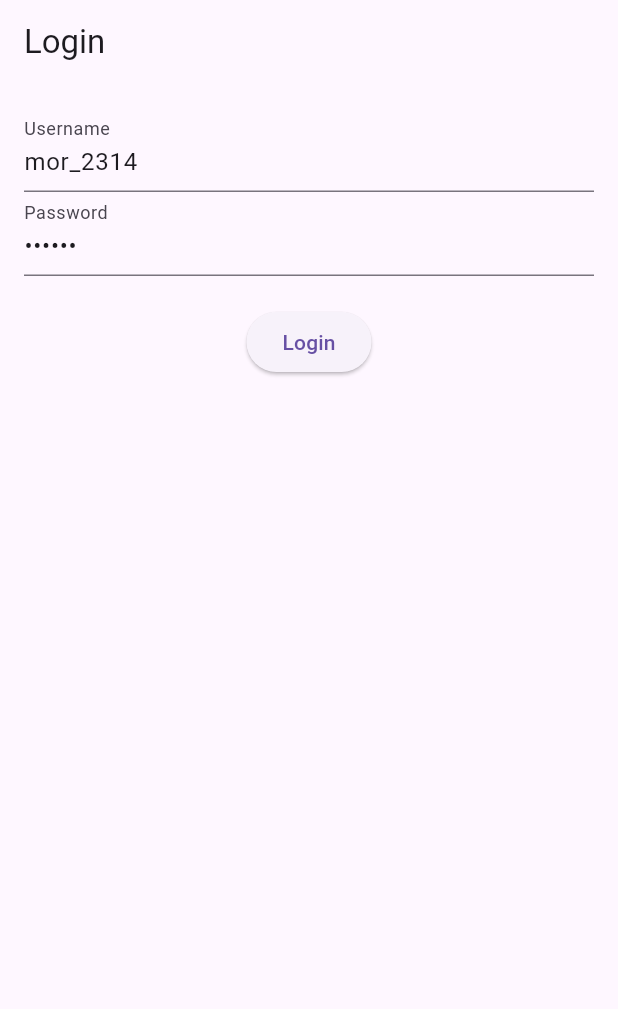
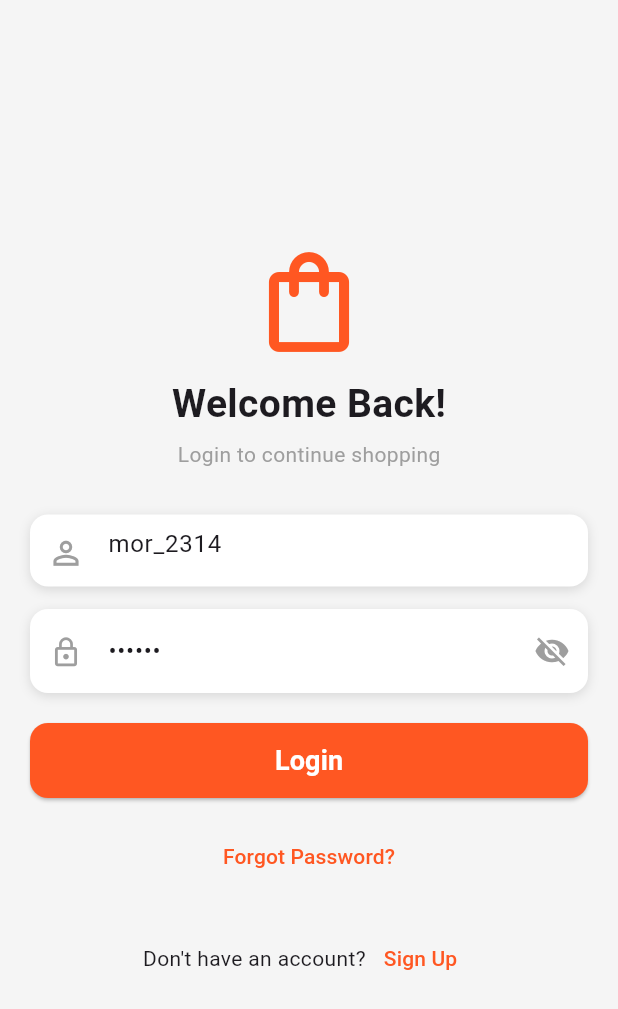
Before and after one commit to amayavijayan21/e_commerce_app21, a Flutter app: the screen it shows after launch, on a phone screen of 412 x 824 dp. Shown: the top 1009 px of the screen. Run offline on Flutter 3.47's test engine with Material 3 defaults, Android fonts, the phone set to English and light mode, and no system bars; our stand-ins replace get.

Commit message:
feat: enhance login page UI with improved layout and password visibility toggle

```diff
--- a/lib/views/login_page.dart
+++ b/lib/views/login_page.dart
@@ -2,34 +2,174 @@
 
 import 'package:flutter/material.dart';
 import 'package:get/get.dart';
+
 import '../controllers/auth_controller.dart';
 
 class LoginPage extends StatelessWidget {
   final AuthController authController = Get.put(AuthController());
-  final TextEditingController usernameController = TextEditingController(text: "mor_2314");
-  final TextEditingController passwordController = TextEditingController(text: "83r5^_");
+  final TextEditingController usernameController =
+      TextEditingController(text: "mor_2314");
+  final TextEditingController passwordController =
+      TextEditingController(text: "83r5^_");
+
+  final RxBool isPasswordVisible = false.obs;
 
   @override
   Widget build(BuildContext context) {
     return Scaffold(
-      appBar: AppBar(title: Text("Login")),
-      body: Padding(
-        padding: const EdgeInsets.all(16.0),
-        child: Obx(() => authController.isLoading.value
-            ? Center(child: CircularProgressIndicator())
+      backgroundColor: Colors.grey[100],
+      body: SafeArea(
+        child: Center(
+          child: SingleChildScrollView(
+            padding: const EdgeInsets.all(20),
+            child: Obx(
+              () => authController.isLoading.value
+                  ? const CircularProgressIndicator()
                   : Column(
+                      mainAxisAlignment: MainAxisAlignment.center,
                       children: [
-                  TextField(controller: usernameController, decoration: InputDecoration(labelText: "Username")),
-                  TextField(controller: passwordController, decoration: InputDecoration(labelText: "Password"), obscureText: true),
-                  SizedBox(height: 20),
-                  ElevatedButton(
+                        // App Logo
+                        const Icon(Icons.shopping_bag_outlined,
+                            size: 80, color: Colors.deepOrange),
+                        const SizedBox(height: 10),
+                        const Text(
+                          "Welcome Back!",
+                          style: TextStyle(
+                            fontSize: 26,
+                            fontWeight: FontWeight.bold,
+                          ),
+                        ),
+                        const SizedBox(height: 5),
+                        const Text(
+                          "Login to continue shopping",
+                          style: TextStyle(color: Colors.grey),
+                        ),
+                        const SizedBox(height: 30),
+                        // Username
+                        Container(
+  decoration: BoxDecoration(
+    color: Colors.white,
+    borderRadius: BorderRadius.circular(12),
+    boxShadow: const [
+      BoxShadow(
+        color: Colors.black12,
+        blurRadius: 6,
+        offset: Offset(0, 2),
+      )
+    ],
+  ),
+  child: TextField(
+    controller: usernameController,
+    decoration: const InputDecoration(
+      border: InputBorder.none,
+      hintText: "Username",
+      prefixIcon: Padding(
+        padding: EdgeInsets.only(top: 4), // adjust vertical alignment
+        child: Icon(Icons.person_outline, color: Colors.grey, size: 25),
+      ),
+    ),
+  ),
+),
+
+                        const SizedBox(height: 15),
+
+
+
+Container(
+  decoration: BoxDecoration(
+    color: Colors.white,
+    borderRadius: BorderRadius.circular(12),
+    boxShadow: const [
+      BoxShadow(
+        color: Colors.black12,
+        blurRadius: 6,
+        offset: Offset(0, 2),
+      )
+    ],
+  ),
+  child: Obx(() => TextField(
+        controller: passwordController,
+        obscureText: !isPasswordVisible.value, // toggle visibility
+        decoration: InputDecoration(
+          border: InputBorder.none,
+          hintText: "Password",
+          contentPadding:
+              const EdgeInsets.symmetric(vertical: 16), // keeps text centered
+          prefixIcon: const Padding(
+            padding: EdgeInsets.only(top: 2),
+            child: Icon(Icons.lock_outline, color: Colors.grey, size: 22),
+          ),
+          suffixIcon: IconButton(
+            icon: Icon(
+              isPasswordVisible.value
+                  ? Icons.visibility
+                  : Icons.visibility_off,
+              color: Colors.grey,
+            ),
             onPressed: () {
-                      authController.login(usernameController.text, passwordController.text);
+              isPasswordVisible.value = !isPasswordVisible.value;
             },
-                    child: Text("Login"),
           ),
+        ),
+      )),
+),
+
+
+                        const SizedBox(height: 20),
+
+                        // Login Button
+                        SizedBox(
+                          width: double.infinity,
+                          height: 50,
+                          child: ElevatedButton(
+                            style: ElevatedButton.styleFrom(
+                              shape: RoundedRectangleBorder(
+                                  borderRadius: BorderRadius.circular(12)),
+                              backgroundColor: Colors.deepOrange,
+                            ),
+                            onPressed: () {
+                              authController.login(usernameController.text,
+                                  passwordController.text);
+                            },
+                            child: const Text(
+                              "Login",
+                              style: TextStyle(
+                                color: Colors.white,
+                                  fontSize: 18, fontWeight: FontWeight.bold),
+                            ),
+                          ),
+                        ),
+
+                        const SizedBox(height: 15),
+
+                        // Forgot Password
+                        TextButton(
+                          onPressed: () {},
+                          child: const Text("Forgot Password?",
+                              style: TextStyle(color: Colors.deepOrange)),
+                        ),
+
+                        const SizedBox(height: 20),
+
+                        // Signup link
+                        Row(
+                          mainAxisAlignment: MainAxisAlignment.center,
+                          children: [
+                            const Text("Don't have an account?"),
+                            TextButton(
+                              onPressed: () {},
+                              child: const Text(
+                                "Sign Up",
+                                style: TextStyle(color: Colors.deepOrange),
+                              ),
+                            )
                           ],
-              )),
+                        )
+                      ],
+                    ),
+            ),
+          ),
+        ),
       ),
     );
   }
```
Lines whose indentation alone changed are shown as unchanged.
